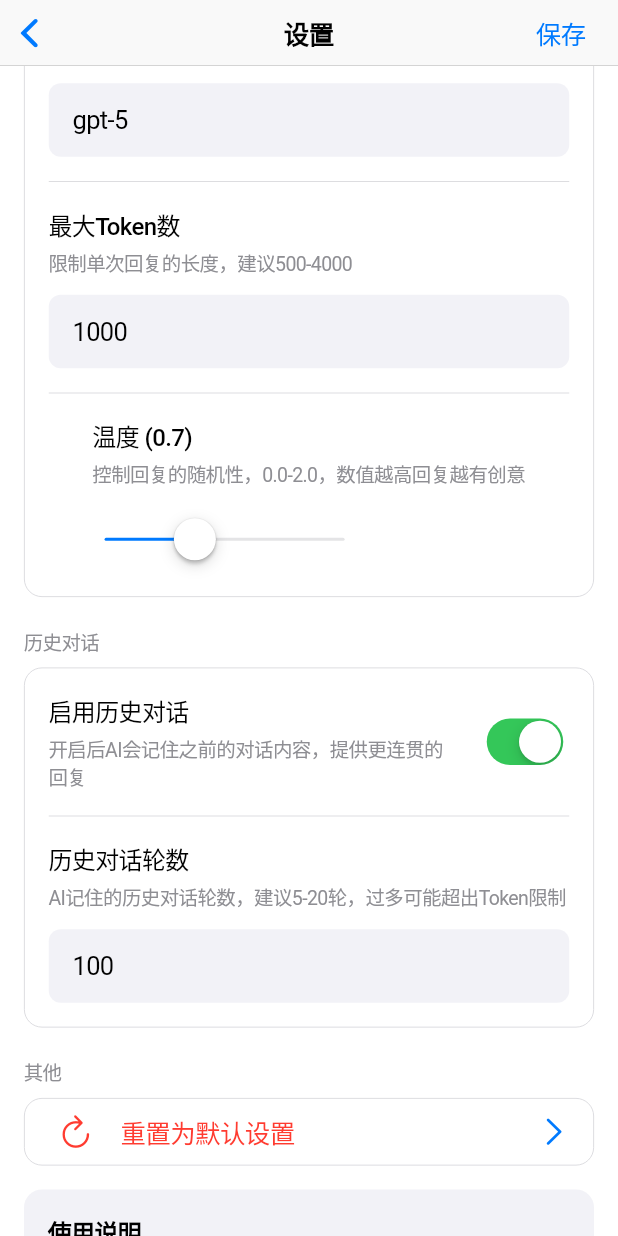
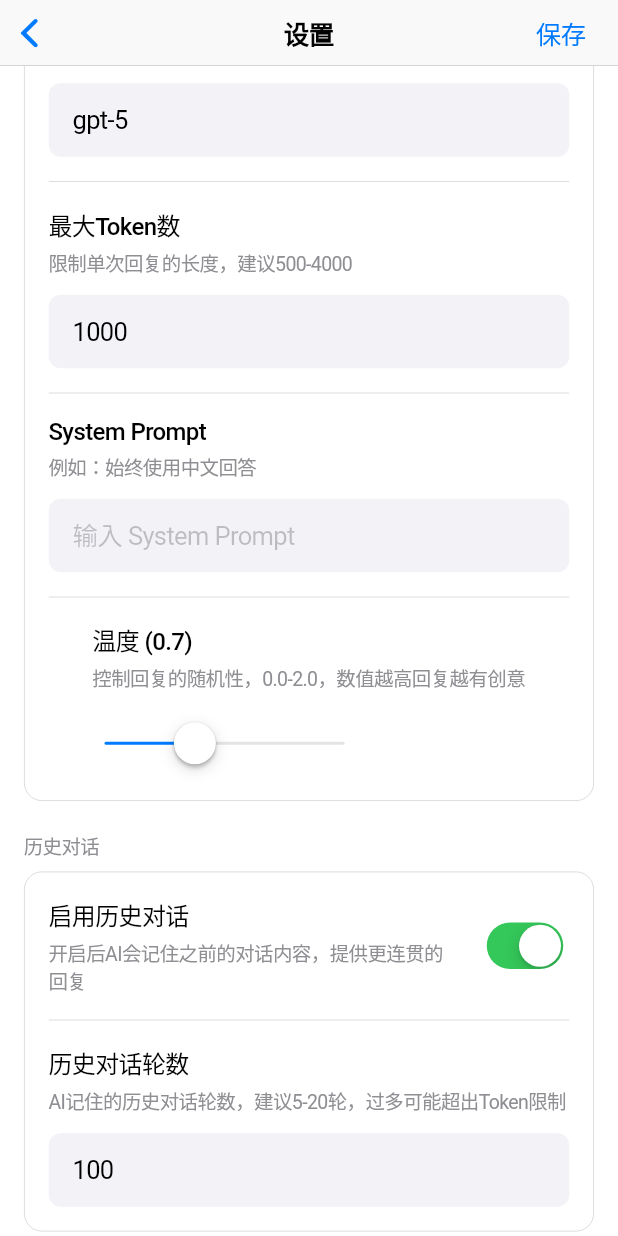
Before and after one commit to HuanMeng-official/LumenFlow, a Flutter app: the SettingsScreen screen opened directly, scrolled down 576 dp, on a phone screen of 412 x 824 dp. Run offline on Flutter 3.47's test engine with Material 3 defaults, Android fonts, the phone set to English and light mode, and no system bars; our stand-ins replace image_picker, shared_preferences; accounts and stored records are empty.

Commit message:
增加系统提示词功能

```diff
--- a/lib/screens/settings_screen.dart
+++ b/lib/screens/settings_screen.dart
@@ -17,6 +17,7 @@ class _SettingsScreenState extends State<SettingsScreen> {
   final TextEditingController _modelController = TextEditingController();
   final TextEditingController _maxTokensController = TextEditingController();
   final TextEditingController _historyContextLengthController = TextEditingController();
+  final TextEditingController _customSystemPromptController = TextEditingController();
 
   double _temperature = SettingsService.defaultTemperature;
   bool _enableHistory = SettingsService.defaultEnableHistory;
@@ -38,6 +39,7 @@ class _SettingsScreenState extends State<SettingsScreen> {
     final maxTokens = await _settingsService.getMaxTokens();
     final enableHistory = await _settingsService.getEnableHistory();
     final historyContextLength = await _settingsService.getHistoryContextLength();
+    final customPrompt = await _settingsService.getCustomSystemPrompt();
 
     setState(() {
       _endpointController.text = endpoint;
@@ -47,6 +49,7 @@ class _SettingsScreenState extends State<SettingsScreen> {
       _maxTokensController.text = maxTokens.toString();
       _enableHistory = enableHistory;
       _historyContextLengthController.text = historyContextLength.toString();
+      _customSystemPromptController.text = customPrompt;
       _isLoading = false;
     });
   }
@@ -68,6 +71,7 @@ class _SettingsScreenState extends State<SettingsScreen> {
       await _settingsService.setHistoryContextLength(
           int.tryParse(_historyContextLengthController.text) ?? SettingsService.defaultHistoryContextLength
       );
+      await _settingsService.setCustomSystemPrompt(_customSystemPromptController.text.trim());
 
       if (mounted) {
         showCupertinoDialog(
@@ -131,6 +135,7 @@ class _SettingsScreenState extends State<SettingsScreen> {
                 _maxTokensController.text = SettingsService.defaultMaxTokens.toString();
                 _enableHistory = SettingsService.defaultEnableHistory;
                 _historyContextLengthController.text = SettingsService.defaultHistoryContextLength.toString();
+                _customSystemPromptController.text = SettingsService.defaultCustomSystemPrompt.toString();
               });
             },
           ),
@@ -279,6 +284,13 @@ class _SettingsScreenState extends State<SettingsScreen> {
                   placeholder: '输入最大Token数',
                   subtitle: '限制单次回复的长度，建议500-4000',
                   keyboardType: TextInputType.number,
+                ),
+                _buildInputTile(
+                    'System Prompt',
+                    controller: _customSystemPromptController,
+                    placeholder: '输入 System Prompt',
+                    subtitle: '例如：始终使用中文回答',
+                    keyboardType: TextInputType.multiline,
                 ),
                 _buildSliderTile(
                   '温度',
@@ -645,6 +657,7 @@ class _SettingsScreenState extends State<SettingsScreen> {
     _modelController.dispose();
     _maxTokensController.dispose();
     _historyContextLengthController.dispose();
+    _customSystemPromptController.dispose();
     super.dispose();
   }
 }
--- a/lib/services/settings_service.dart
+++ b/lib/services/settings_service.dart
@@ -8,6 +8,8 @@ class SettingsService {
   static const String _maxTokensKey = 'max_tokens';
   static const String _enableHistoryKey = 'enable_history';
   static const String _historyContextLengthKey = 'history_context_length';
+  static const String _customSystemPromptKey = 'custom_system_prompt';
+  static const String defaultCustomSystemPrompt = '';
 
   static const String defaultEndpoint = 'https://api.openai.com/v1';
   static const String defaultModel = 'gpt-5';
@@ -90,4 +92,14 @@ class SettingsService {
     final apiKey = await getApiKey();
     return apiKey.isNotEmpty;
   }
+
+  Future<String> getCustomSystemPrompt() async {
+    final prefs = await SharedPreferences.getInstance();
+    return prefs.getString(_customSystemPromptKey) ?? defaultCustomSystemPrompt;
+  }
+
+  Future<void> setCustomSystemPrompt(String prompt) async {
+    final prefs = await SharedPreferences.getInstance();
+    await prefs.setString(_customSystemPromptKey, prompt);
+  }
 }
```
Also changed, not shown: lib/services/ai_service.dart (+8 -1 lines), 1 other file.
